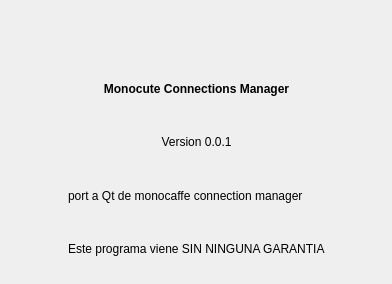
Qt form qt/qt/about_mccm.ui (khrysro/monocute) before a commit.
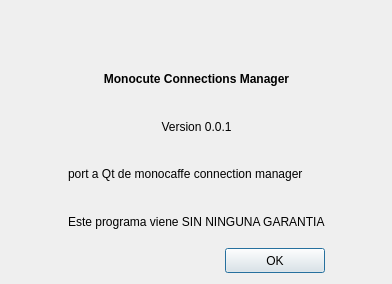
The same form after that commit. Icons and pictures are not drawn.

Commit message: adicion de señal para abrir 'about' y de 'add'

```diff
--- a/qt/qt/about_mccm.ui
+++ b/qt/qt/about_mccm.ui
@@ -25,6 +25,9 @@
   <property name="windowTitle">
    <string>Dialog</string>
   </property>
+  <property name="layoutDirection">
+   <enum>Qt::LeftToRight</enum>
+  </property>
   <layout class="QGridLayout" name="gridLayout_2">
    <item row="0" column="1">
     <layout class="QGridLayout" name="gridLayout">
@@ -106,6 +109,34 @@
      </property>
     </spacer>
    </item>
+   <item row="2" column="1">
+    <widget class="QPushButton" name="OK_Button">
+     <property name="sizePolicy">
+      <sizepolicy hsizetype="Fixed" vsizetype="Fixed">
+       <horstretch>0</horstretch>
+       <verstretch>0</verstretch>
+      </sizepolicy>
+     </property>
+     <property name="minimumSize">
+      <size>
+       <width>100</width>
+       <height>25</height>
+      </size>
+     </property>
+     <property name="maximumSize">
+      <size>
+       <width>100</width>
+       <height>25</height>
+      </size>
+     </property>
+     <property name="layoutDirection">
+      <enum>Qt::RightToLeft</enum>
+     </property>
+     <property name="text">
+      <string>OK</string>
+     </property>
+    </widget>
+   </item>
   </layout>
  </widget>
  <resources/>
```
Left out of the diff: 19 changed lines with no effect on the pictures. The commit also changes 8 other files.
